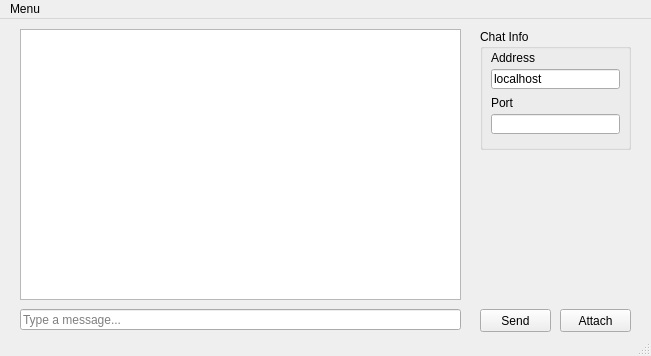
Before: the Qt Designer form Python UI Source Trial/UI/ChatUI.ui in CodexVII/ChatApp, drawn with Qt 5.
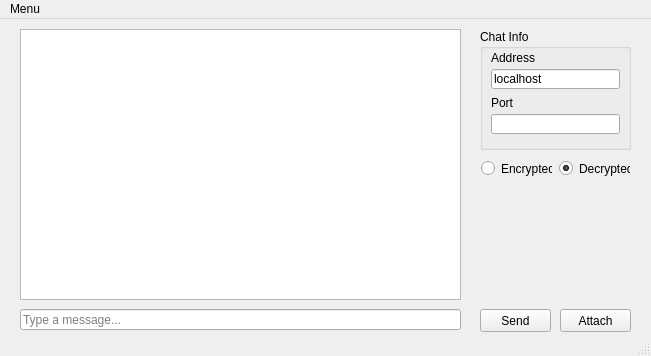
After: the same form once the commit is applied.

What changed in the file:
```diff
--- a/Python UI Source Trial/UI/ChatUI.ui
+++ b/Python UI Source Trial/UI/ChatUI.ui
@@ -192,6 +192,35 @@
 &lt;p style=&quot;-qt-paragraph-type:empty; margin-top:0px; margin-bottom:0px; margin-left:0px; margin-right:0px; -qt-block-indent:0; text-indent:0px; font-size:8pt;&quot;&gt;&lt;br /&gt;&lt;/p&gt;&lt;/body&gt;&lt;/html&gt;</string>
     </property>
    </widget>
+   <widget class="QRadioButton" name="radioButton">
+    <property name="geometry">
+     <rect>
+      <x>481</x>
+      <y>141</y>
+      <width>71</width>
+      <height>17</height>
+     </rect>
+    </property>
+    <property name="text">
+     <string>Encrypted</string>
+    </property>
+   </widget>
+   <widget class="QRadioButton" name="radioButton_2">
+    <property name="geometry">
+     <rect>
+      <x>559</x>
+      <y>141</y>
+      <width>71</width>
+      <height>17</height>
+     </rect>
+    </property>
+    <property name="text">
+     <string>Decrypted</string>
+    </property>
+    <property name="checked">
+     <bool>true</bool>
+    </property>
+   </widget>
   </widget>
   <widget class="QMenuBar" name="menuBar">
    <property name="geometry">
```
Left out of the diff: 6 changed lines with no effect on the pictures.
